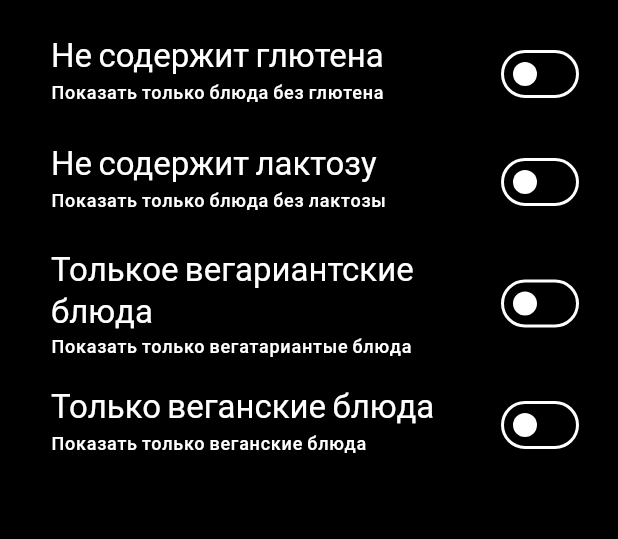
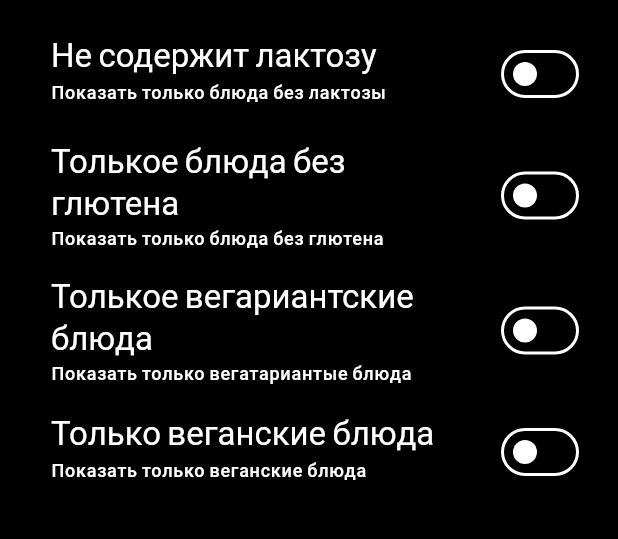
Before and after one commit to MARAN1GHTON/Food-catalog, a Flutter app: the FiltersScreen screen opened directly with empty values, on a phone screen of 412 x 824 dp, the part 64-603 px from its top. Run offline on Flutter 3.47's test engine with Material 3 defaults, Android fonts, the phone set to English and light mode, and no system bars; our stand-ins replace google_fonts, transparent_image; statements that could not run were skipped.

Commit message:
Add files via upload

```diff
--- a/lib/screens/filters.dart
+++ b/lib/screens/filters.dart
@@ -36,8 +36,6 @@ class _FiltersScreenState extends State<FiltersScreen> {
     _veganFilterSet = widget.currentFilters[Filter.vegan]!;
   }
 
-  // Future<bool?> _onPopInvoked(bool didPop) async {
-  //   if (didPop) {
   void _saveFilters() {
     Navigator.of(context).pop({
       Filter.glutenFree: _glutenFreeFilterSet,
@@ -45,22 +43,16 @@ class _FiltersScreenState extends State<FiltersScreen> {
       Filter.vegetarian: _vegetarianFilterSet,
       Filter.vegan: _veganFilterSet,
     });
-    //   return true;
-    // }
-    // return false;
   }
 
   @override
   Widget build(BuildContext context) {
     return PopScope(
-      onPopInvoked: (didPop) async {
+      onPopInvokedWithResult: (didPop, result) {
         if (didPop) {
           _saveFilters();
         }
-        //return true;
       },
-      canPop: true,
-      //_onPopInvoked,
       child: Scaffold(
         appBar: AppBar(
           title: const Text('Ваши фильтры'),
@@ -68,68 +60,15 @@ class _FiltersScreenState extends State<FiltersScreen> {
         drawer: MainDrawer(onSelectScreen: (identifier) {
           Navigator.of(context).pop();
           if (identifier == 'meals') {
-            Navigator.of(context).push(
+            Navigator.of(context).pushReplacement(
               MaterialPageRoute(
                 builder: (context) => const TabsScreen(),
               ),
             );
           }
         }),
-        body:
-            // PopScope(
-            //   canPop: true,
-            //   onPopInvoked: (bool didPop) async {
-            //     if (didPop) {
-            //     Navigator.of(context).pop({
-            //       Filter.glutenFree: _glutenFreeFilterSet,
-            //       Filter.lactoseFree: _lactoseFreeFilterSet,
-            //       Filter.vegetarian: _veganFilterSet,
-            //       Filter.vegan: _veganFilterSet,
-            //     });
-            //    return;
-            //   }
-            //   return;
-            //   }
-            // child:
-            Column(
+        body: Column(
           children: [
-            //   PopScope(
-            //     onPopInvoked: (bool didPop) async {
-            //       if (didPop) {
-            //         Navigator.of(context).pop({
-            //           Filter.glutenFree: _glutenFreeFilterSet,
-            //           Filter.lactoseFree: _lactoseFreeFilterSet,
-            //           Filter.vegetarian: _veganFilterSet,
-            //           Filter.vegan: _veganFilterSet,
-            //         });
-            //         return;
-            //       }
-            //       return;
-            //     },
-            //     canPop: false,
-            //   ),
-            SwitchListTile(
-              value: _glutenFreeFilterSet,
-              onChanged: (newValue) {
-                setState(() {
-                  _glutenFreeFilterSet = newValue;
-                });
-              },
-              title: Text(
-                'Не содержит глютена',
-                style: Theme.of(context).textTheme.titleLarge!.copyWith(
-                      color: const Color.fromARGB(255, 255, 255, 255),
-                    ),
-              ),
-              subtitle: Text(
-                'Показать только блюда без глютена',
-                style: Theme.of(context).textTheme.labelMedium!.copyWith(
-                      color: const Color.fromARGB(255, 255, 255, 255),
-                    ),
-              ),
-              activeColor: Theme.of(context).colorScheme.tertiary,
-              contentPadding: const EdgeInsets.only(left: 34, right: 22),
-            ),
             SwitchListTile(
               value: _lactoseFreeFilterSet,
               onChanged: (newValue) {
@@ -145,6 +84,28 @@ class _FiltersScreenState extends State<FiltersScreen> {
               ),
               subtitle: Text(
                 'Показать только блюда без лактозы',
+                style: Theme.of(context).textTheme.labelMedium!.copyWith(
+                      color: const Color.fromARGB(255, 255, 255, 255),
+                    ),
+              ),
+              activeColor: Theme.of(context).colorScheme.tertiary,
+              contentPadding: const EdgeInsets.only(left: 34, right: 22),
+            ),
+            SwitchListTile(
+              value: _glutenFreeFilterSet,
+              onChanged: (newValue) {
+                setState(() {
+                  _glutenFreeFilterSet = newValue;
+                });
+              },
+              title: Text(
+                'Толькое блюда без глютена',
+                style: Theme.of(context).textTheme.titleLarge!.copyWith(
+                      color: const Color.fromARGB(255, 255, 255, 255),
+                    ),
+              ),
+              subtitle: Text(
+                'Показать только блюда без глютена',
                 style: Theme.of(context).textTheme.labelMedium!.copyWith(
                       color: const Color.fromARGB(255, 255, 255, 255),
                     ),
```
Also changed, not shown: lib/screens/tabs.dart (+5 -13 lines).
